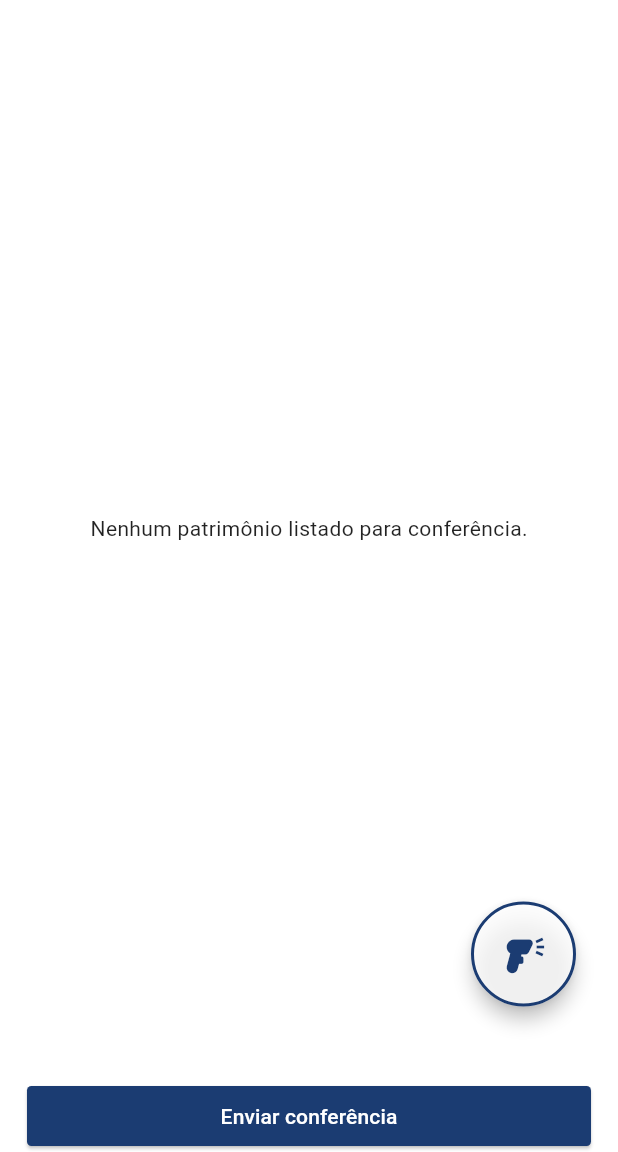
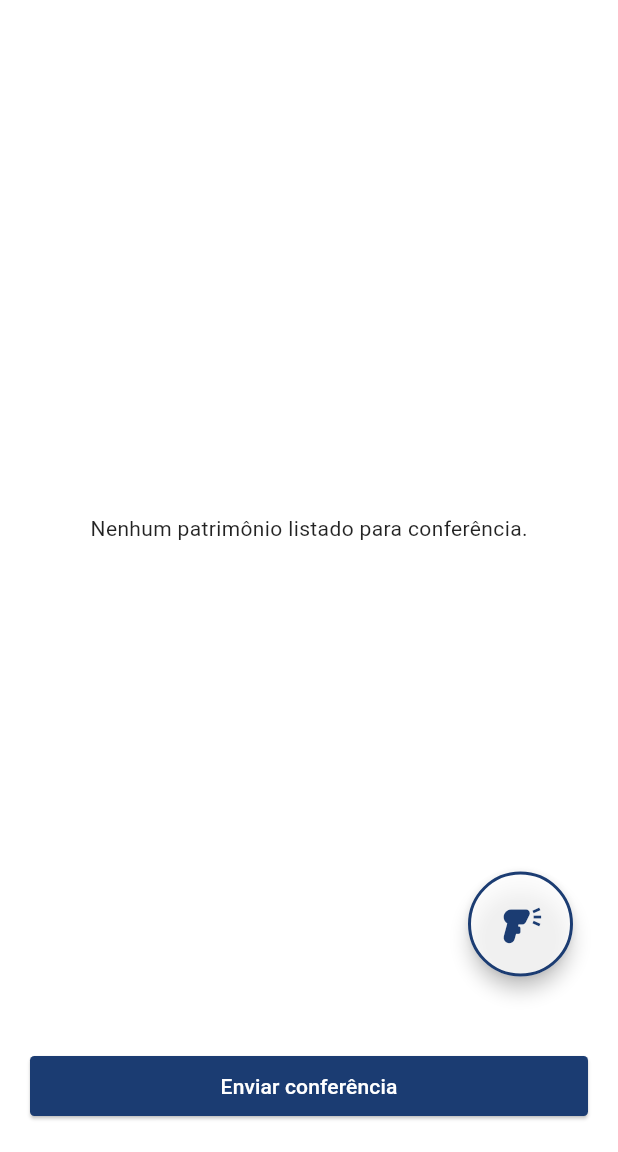
Before and after one commit to KautaLuttembarck/patrimonio, a Flutter app: the ConferenciaPage screen opened by its route, on a phone screen of 412 x 824 dp, the part 84-1236 px from its top. Run offline on Flutter 3.47's test engine with Material 3 defaults, Android fonts, the phone set to English and light mode, and no system bars; drawn by our look-alikes of flutter_animate; our stand-ins replace sqflite, vibration; missing offline and left inert: clarity_flutter, simple_barcode_scanner; accounts and stored records are empty; statements that could not run were skipped.

Commit message:
Padronização das margens e paddings das telas

```diff
--- a/lib/ui/pages/conferencia_page.dart
+++ b/lib/ui/pages/conferencia_page.dart
@@ -34,17 +34,12 @@ class _ConferenciaPageState extends State<ConferenciaPage> {
       appBar: AppBar(
         title: Text("Conferência Patrimonial"),
         actions: [
-          IconButton(
-            onPressed: _openBottomSheet,
-            icon: Icon(Icons.edit_note),
-          ),
+          IconButton(onPressed: _openBottomSheet, icon: Icon(Icons.edit_note)),
         ],
       ),
       body: SafeArea(
         child: Padding(
-          padding: const EdgeInsets.symmetric(
-            horizontal: 18,
-          ),
+          padding: const EdgeInsets.all(20.0),
           child: const FormConferenciaPatrimonial(),
         ),
       ),
--- a/lib/ui/pages/configuracoes_page.dart
+++ b/lib/ui/pages/configuracoes_page.dart
@@ -13,13 +13,11 @@ class _ConfiguracoesPageState extends State<ConfiguracoesPage> {
   @override
   Widget build(BuildContext context) {
     return Scaffold(
-      appBar: AppBar(
-        title: Text("Configurações"),
-      ),
+      appBar: AppBar(title: Text("Configurações")),
       drawer: AppDrawer(),
       body: SafeArea(
         child: Padding(
-          padding: const EdgeInsets.symmetric(horizontal: 20.0),
+          padding: const EdgeInsets.all(20.0),
           child: const FormConfiguracoes(),
         ),
       ),
```
Also changed, not shown: lib/ui/pages/seleciona_unidade_page.dart (+4 -5 lines).
